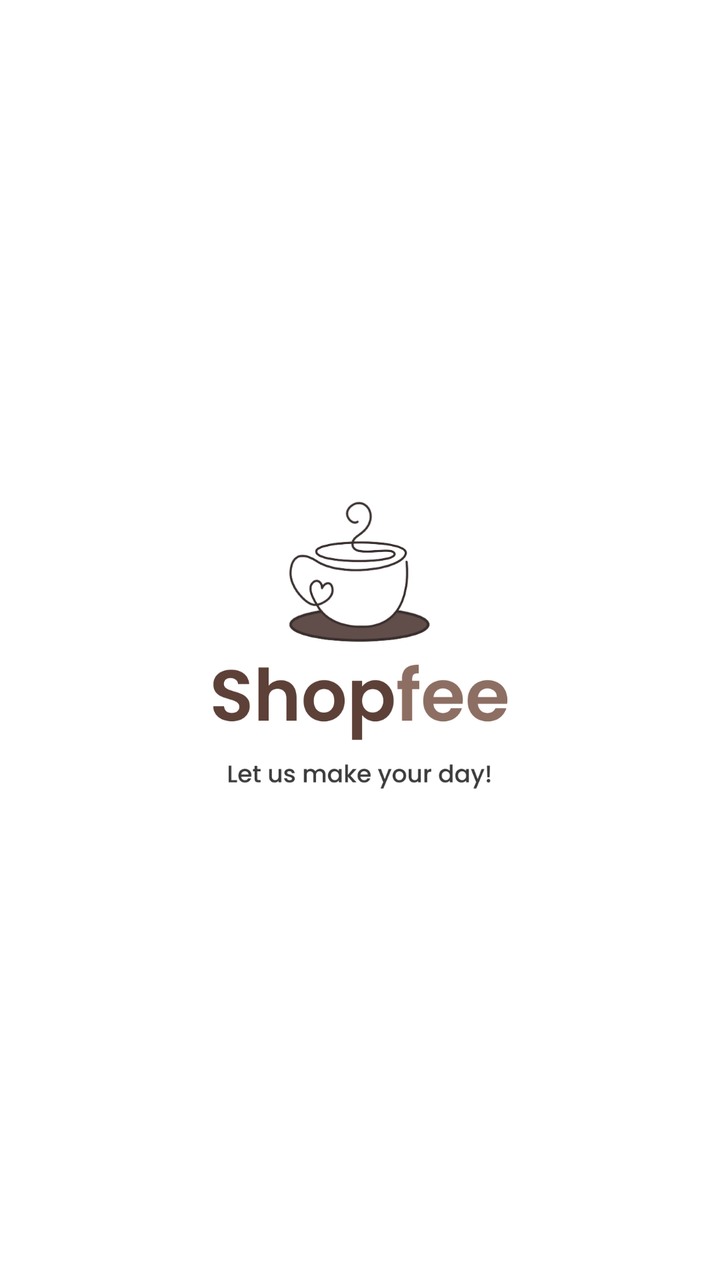
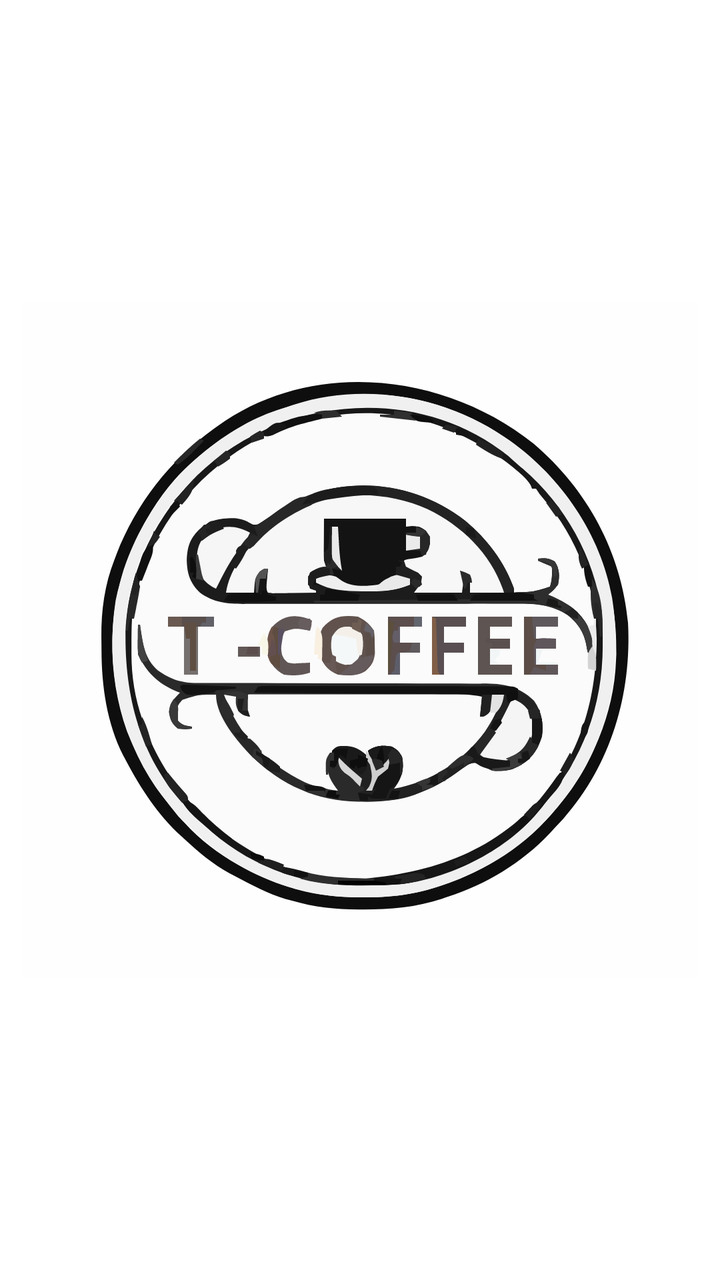

Before-and-after screenshots of an Android layout around one commit, followed by the original layout XML and the change that was made.
<!-- AndroidManifest.xml: application theme AppTheme -->
<!-- res/layout/activity_splash.xml -->
<?xml version="1.0" encoding="utf-8"?>
<RelativeLayout xmlns:android="http://schemas.android.com/apk/res/android"
    xmlns:tools="http://schemas.android.com/tools"
    android:layout_width="match_parent"
    android:layout_height="match_parent"
    android:background="@color/white"
    tools:ignore="ContentDescription">

    <ImageView
        android:layout_width="wrap_content"
        android:layout_height="wrap_content"
        android:layout_centerInParent="true"
        android:src="@drawable/ic_splash" />

</RelativeLayout>
<!-- resources referenced by this layout -->
<resources>
  <color name="white">#ffffff</color>
  <!-- drawable ic_splash: png bitmap (drawable-hdpi, 14499 bytes) -->
  <style name="AppTheme" parent="Theme.AppCompat.Light.NoActionBar">
          <item name="colorPrimaryDark">@color/colorPrimaryDark</item>
          <item name="android:listDivider">@android:color/transparent</item>
          <item name="android:windowLightStatusBar">true</item>
          <item name="android:statusBarColor">@color/white</item>
      </style>
  <color name="colorPrimaryDark">#5D4037</color>
</resources>

<!-- the commit's change to res/layout/activity_splash.xml (unified diff, before → after) -->
@@ -10,6 +10,6 @@
         android:layout_width="wrap_content"
         android:layout_height="wrap_content"
         android:layout_centerInParent="true"
-        android:src="@drawable/ic_splash" />
+        android:src="@drawable/logo_cafe" />
 
 </RelativeLayout>
<!-- resource entries referenced after the edit -->
@@ -1,7 +1,7 @@
 <!-- resources referenced by this layout -->
 <resources>
   <color name="white">#ffffff</color>
-  <!-- drawable ic_splash: png bitmap (drawable-hdpi, 14499 bytes) -->
+  <!-- drawable logo_cafe: vector/xml drawable (drawable, 69249 chars, omitted) -->
   <style name="AppTheme" parent="Theme.AppCompat.Light.NoActionBar">
           <item name="colorPrimaryDark">@color/colorPrimaryDark</item>
           <item name="android:listDivider">@android:color/transparent</item>
